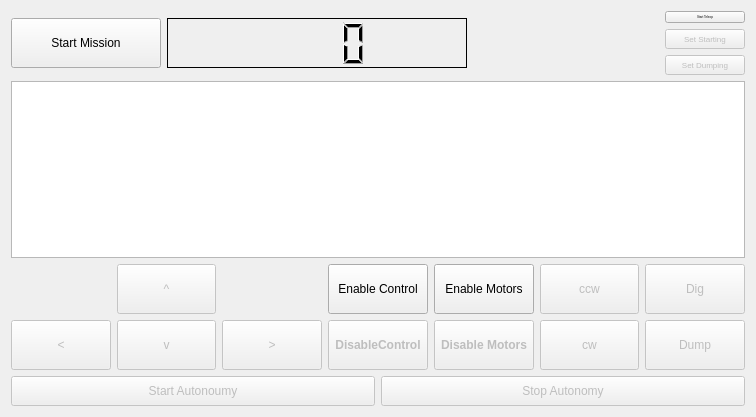
Before: the Qt Designer form src/tfr_mission_control/src/tfr_mission_control/mission_control.ui in TrickfireRobotics/NasaRmc2018, drawn with Qt 5.
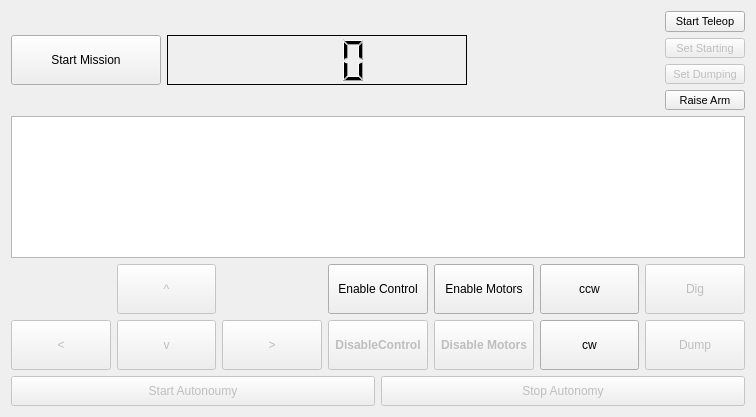
After: the same form once the commit is applied.

Commit message: improved dumping, added button for raising arm

Patch:
```diff
--- a/src/tfr_mission_control/src/tfr_mission_control/mission_control.ui
+++ b/src/tfr_mission_control/src/tfr_mission_control/mission_control.ui
@@ -113,7 +113,7 @@
          </property>
          <property name="font">
           <font>
-           <pointsize>2</pointsize>
+           <pointsize>8</pointsize>
           </font>
          </property>
          <property name="text">
@@ -140,7 +140,7 @@
          </property>
          <property name="font">
           <font>
-           <pointsize>6</pointsize>
+           <pointsize>8</pointsize>
           </font>
          </property>
          <property name="text">
@@ -161,7 +161,7 @@
          </property>
          <property name="font">
           <font>
-           <pointsize>6</pointsize>
+           <pointsize>8</pointsize>
           </font>
          </property>
          <property name="text">
@@ -169,6 +169,27 @@
          </property>
         </widget>
        </item>
+       <item>
+        <widget class="QPushButton" name="raise_arm_button">
+         <property name="enabled">
+          <bool>true</bool>
+         </property>
+         <property name="minimumSize">
+          <size>
+           <width>0</width>
+           <height>20</height>
+          </size>
+         </property>
+         <property name="font">
+          <font>
+           <pointsize>8</pointsize>
+          </font>
+         </property>
+         <property name="text">
+          <string>Raise Arm</string>
+         </property>
+        </widget>
+       </item>
       </layout>
      </item>
     </layout>
@@ -226,7 +247,7 @@
      <item row="1" column="6">
       <widget class="QPushButton" name="cw_button">
        <property name="enabled">
-        <bool>false</bool>
+        <bool>true</bool>
        </property>
        <property name="minimumSize">
         <size>
@@ -267,7 +288,7 @@
      <item row="0" column="6">
       <widget class="QPushButton" name="ccw_button">
        <property name="enabled">
-        <bool>false</bool>
+        <bool>true</bool>
        </property>
        <property name="minimumSize">
         <size>
```
The commit also changes 22 other files.
